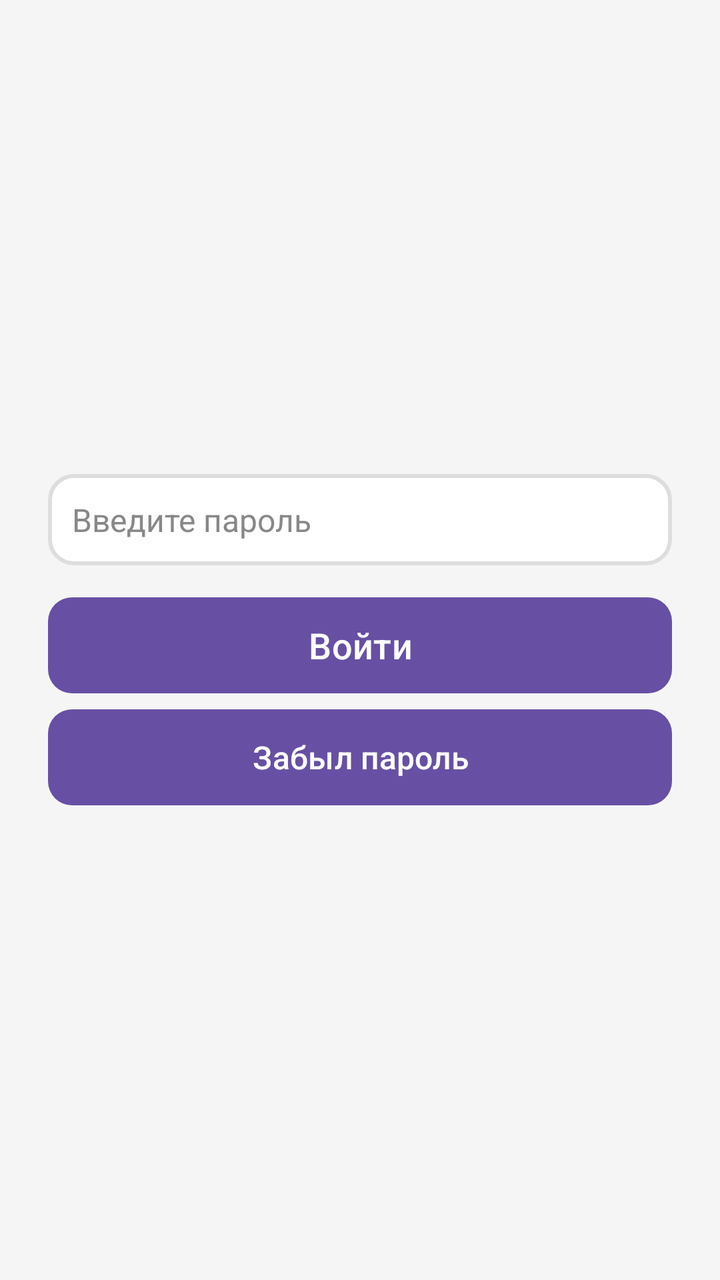
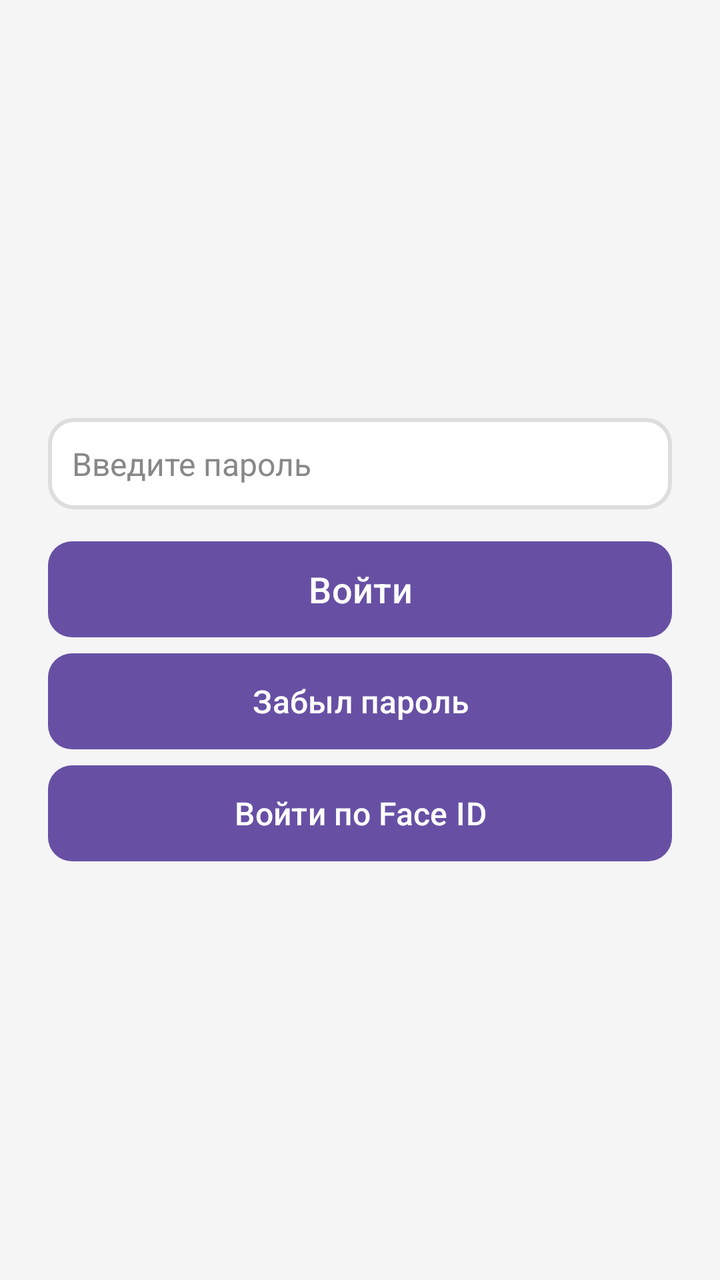

Compare the two renders of this Android layout. The source of the first and the diff that turns it into the second are given below.
<!-- AndroidManifest.xml: application theme Theme.CalculatorApp -->
<!-- res/layout/activity_login.xml -->
<?xml version="1.0" encoding="utf-8"?>
<LinearLayout xmlns:android="http://schemas.android.com/apk/res/android"
    android:layout_width="match_parent"
    android:layout_height="match_parent"
    android:orientation="vertical"
    android:padding="24dp"
    android:gravity="center"
    android:background="@color/backgroundColor">

    
    <EditText
        android:id="@+id/passwordEditText"
        android:layout_width="match_parent"
        android:layout_height="wrap_content"
        android:hint="Введите пароль"
        android:inputType="textPassword"
        android:background="@drawable/custom_edittext"
        android:padding="12dp"
        android:textSize="16sp"
        android:textColor="@color/textColor"
        android:textColorHint="@color/hintColor"/>

    
    <Button
        android:id="@+id/loginButton"
        android:layout_width="match_parent"
        android:layout_height="wrap_content"
        android:text="Войти"
        android:background="@drawable/custom_button"
        android:textColor="@color/white"
        android:textSize="18sp"
        android:layout_marginTop="16dp"/>

    
    <Button
        android:id="@+id/forgotPasswordButton"
        android:layout_width="match_parent"
        android:layout_height="wrap_content"
        android:text="Забыл пароль"
        android:background="@drawable/custom_button_secondary"
        android:textColor="@color/white"
        android:textSize="16sp"
        android:layout_marginTop="8dp"/>

</LinearLayout>
<!-- resources referenced by this layout -->
<resources>
  <color name="backgroundColor">#F5F5F5</color>
  <color name="hintColor">#888888</color>
  <color name="textColor">#333333</color>
  <color name="white">#FFFFFFFF</color>
  <!-- drawable custom_button (drawable) -->
  <?xml version="1.0" encoding="utf-8"?>
  <selector xmlns:android="http://schemas.android.com/apk/res/android">
      <item android:state_pressed="true">
          <shape android:shape="rectangle">
              <solid android:color="@color/buttonPressedColor"/>
              <corners android:radius="12dp"/>
          </shape>
      </item>
      <item>
          <shape android:shape="rectangle">
              <solid android:color="@color/buttonColor"/>
              <corners android:radius="12dp"/>
          </shape>
      </item>
  </selector>
  <!-- drawable custom_button_secondary (drawable) -->
  <?xml version="1.0" encoding="utf-8"?>
  <selector xmlns:android="http://schemas.android.com/apk/res/android">
      <item android:state_pressed="true">
          <shape android:shape="rectangle">
              <solid android:color="@color/buttonSecondaryPressedColor"/>
              <corners android:radius="12dp"/>
          </shape>
      </item>
      <item>
          <shape android:shape="rectangle">
              <solid android:color="@color/buttonSecondaryColor"/>
              <corners android:radius="12dp"/>
          </shape>
      </item>
  </selector>
  <!-- drawable custom_edittext (drawable) -->
  <?xml version="1.0" encoding="utf-8"?>
  <shape xmlns:android="http://schemas.android.com/apk/res/android"
      android:shape="rectangle">
      <solid android:color="@color/white"/>
      <corners android:radius="12dp"/>
      <stroke android:width="2dp" android:color="@color/gray2"/>
  </shape>
  <style name="Theme.CalculatorApp" parent="Base.Theme.CalculatorApp" />
  <color name="buttonPressedColor">#3700B3</color>
  <color name="buttonColor">#6200EE</color>
  <color name="buttonSecondaryPressedColor">#018786</color>
  <color name="buttonSecondaryColor">#03DAC5</color>
  <color name="gray2">#DDDDDD</color>
  <style name="Base.Theme.CalculatorApp" parent="Theme.Material3.DayNight.NoActionBar">
          
      </style>
</resources>

<!-- the commit's change to res/layout/activity_login.xml (unified diff, before → after) -->
@@ -42,4 +42,14 @@
         android:textSize="16sp"
         android:layout_marginTop="8dp"/>
 
+    <Button
+            android:id="@+id/faceIdButton"
+            android:layout_width="match_parent"
+            android:layout_height="wrap_content"
+            android:text="Войти по Face ID"
+            android:background="@drawable/custom_button_secondary"
+            android:textColor="@color/white"
+            android:textSize="16sp"
+            android:layout_marginTop="8dp"/>
+
 </LinearLayout>
